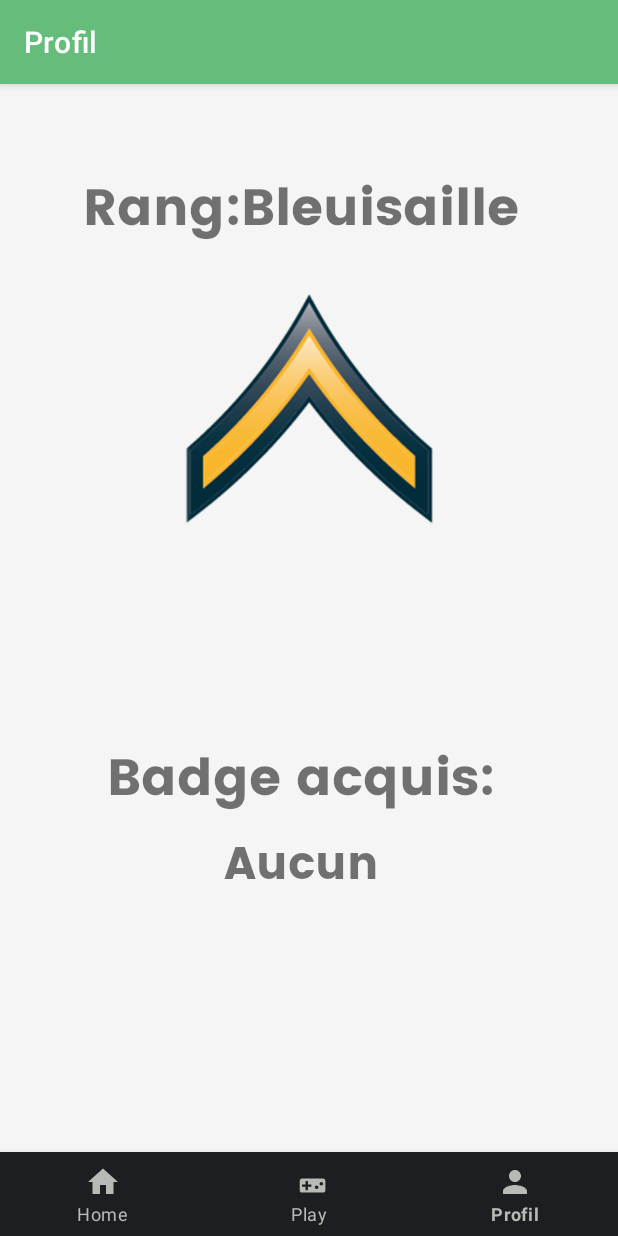
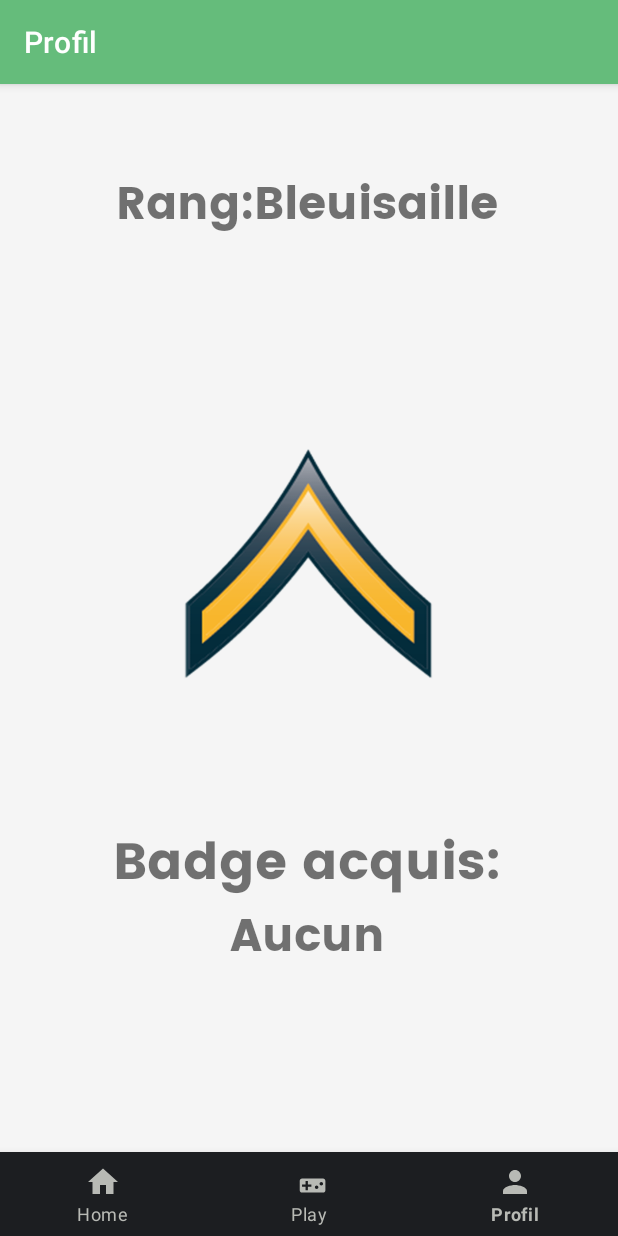
Before and after one commit to Cliffy57/2A_Projet_Tutor-_S3_2021-, an Android app: the ProfilFragment screen opened through its navigation route, on a phone screen of 412 x 824 dp. Run offline under Robolectric (Android 15) with nearby library versions, the phone set to English and light mode, and no system bars; our stand-ins replace navigation-ui.

Commit message:
alignement profil v2

```diff
--- a/app/src/main/res/layout/fragment_profil.xml
+++ b/app/src/main/res/layout/fragment_profil.xml
@@ -10,7 +10,8 @@
         android:id="@+id/textDescritpionBadge"
         android:layout_width="402dp"
         android:layout_height="60dp"
-        android:layout_marginTop="440dp"
+        android:layout_marginStart="4dp"
+        android:layout_marginTop="488dp"
         android:editable="false"
         android:fontFamily="@font/poppins_bold"
         android:textAlignment="center"
@@ -22,7 +23,8 @@
         android:id="@+id/text_badge"
         android:layout_width="402dp"
         android:layout_height="60dp"
-        android:layout_marginTop="380dp"
+        android:layout_marginStart="4dp"
+        android:layout_marginTop="436dp"
         android:fontFamily="@font/poppins_bold"
         android:text="@string/badge"
         android:textAlignment="center"
@@ -32,11 +34,11 @@
 
     <TextView
         android:id="@+id/text_rang"
-        android:layout_width="402dp"
+        android:layout_width="410dp"
         android:layout_height="60dp"
         android:fontFamily="@font/poppins_bold"
         android:textAlignment="center"
-        android:textSize="34sp"
+        android:textSize="30sp"
         app:layout_constraintStart_toStartOf="parent"
         app:layout_constraintTop_toTopOf="parent" />
 
@@ -44,9 +46,11 @@
         android:id="@+id/img_rang"
         android:layout_width="402dp"
         android:layout_height="322dp"
+        android:layout_marginTop="43dp"
         android:contentDescription="@string/img_rang"
         android:src="@drawable/rank_bleuisaille"
         app:layout_constraintEnd_toEndOf="parent"
+        app:layout_constraintHorizontal_bias="0.444"
         app:layout_constraintStart_toStartOf="parent"
-        tools:layout_editor_absoluteY="58dp" />
+        app:layout_constraintTop_toBottomOf="@+id/text_rang" />
 </androidx.constraintlayout.widget.ConstraintLayout>
--- a/app/src/main/res/values-night/themes.xml
+++ b/app/src/main/res/values-night/themes.xml
@@ -17,4 +17,5 @@
         <item name="android:colorAccent">@color/white</item>
 
     </style>
+
 </resources>
```
